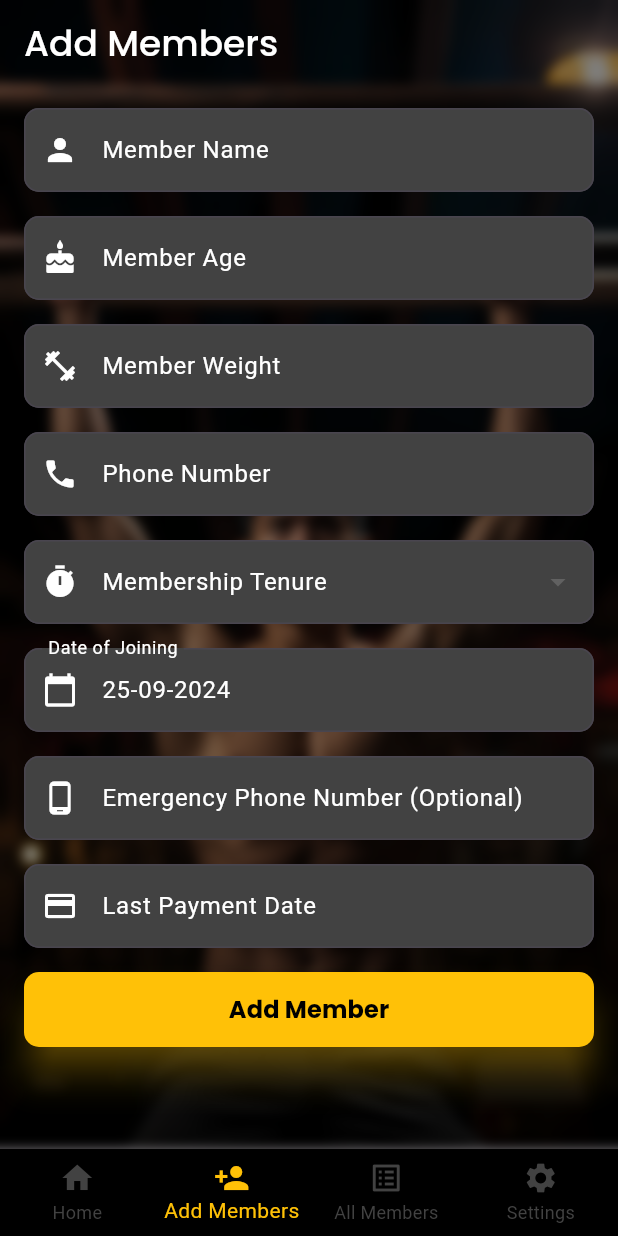
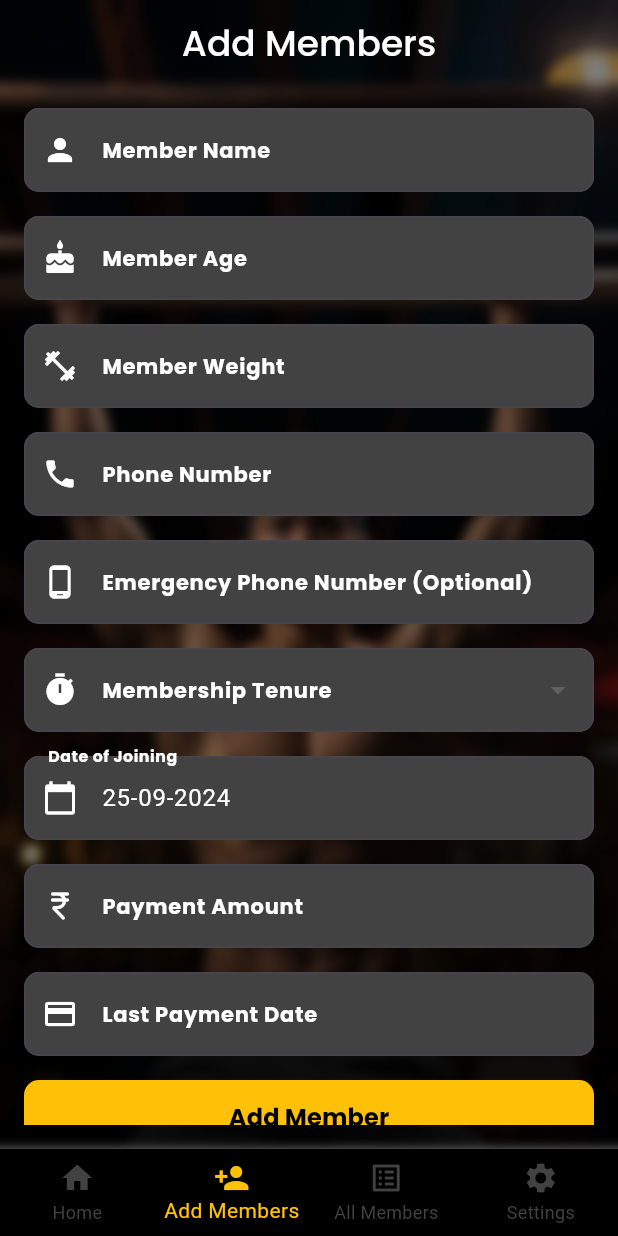
Before and after one commit to ferajofficial/gym_manager, a Flutter app: the screen it shows after launch, item 2 of the bottom bar chosen, on a phone screen of 412 x 824 dp. Run offline on Flutter 3.47's test engine with Material 3 defaults, Android fonts, the light colour scheme and no system bars; our stand-ins replace google_fonts, velocity_x.

Commit message:
💄 major UI update

```diff
--- a/lib/features/add_members/add_members.dart
+++ b/lib/features/add_members/add_members.dart
@@ -31,6 +31,7 @@ class _AddMembersViewState extends State<AddMembersView> {
   final TextEditingController _dateOfJoiningController = TextEditingController();
   final TextEditingController _emergencyPhoneController = TextEditingController();
   final TextEditingController _lastPaymentDateController = TextEditingController();
+  final TextEditingController _PaymentController = TextEditingController();
 
   String? _selectedMembershipTenure;
   DateTime? _lastPaymentDate;
@@ -49,16 +50,15 @@ class _AddMembersViewState extends State<AddMembersView> {
         context: context,
         builder: (BuildContext context) {
           return AlertDialog(
-            title: const Text('Form Submitted'),
-            content: const Text('Member added successfully!'),
-            actions: <Widget>[
-              TextButton(
-                onPressed: () {
-                  Navigator.of(context).pop();
-                },
-                child: const Text('OK'),
+            backgroundColor: Colors.grey[800],
+            title: Text(
+              'Member added successfully ✨💐',
+              style: TextStyle(
+                  fontSize: Theme.of(context).textTheme.titleMedium?.fontSize,
+                  fontFamily: GoogleFonts.poppins().fontFamily,
+                  fontWeight: FontWeight.w500,
+                  color: Colors.white),
             ),
-            ],
           );
         },
       );
@@ -95,6 +95,7 @@ class _AddMembersViewState extends State<AddMembersView> {
               fontWeight: FontWeight.w500,
               color: Colors.white),
         ),
+        centerTitle: true,
       ),
       extendBodyBehindAppBar: true,
       backgroundColor: Colors.black,
@@ -123,14 +124,21 @@ class _AddMembersViewState extends State<AddMembersView> {
               child: ListView(
                 children: [
                   // Member Name Field with Prefix Icon
-                  Padding(
-                    padding: const EdgeInsets.only(bottom: 16.0),
-                    child: TextFormField(
+                  TextFormField(
                     controller: _nameController,
                     decoration: InputDecoration(
+                      errorStyle: TextStyle(
+                          fontSize: Theme.of(context).textTheme.labelMedium?.fontSize,
+                          fontFamily: GoogleFonts.poppins().fontFamily,
+                          fontWeight: FontWeight.w700,
+                          color: Colors.amber),
                       labelText: 'Member Name',
                       prefixIcon: const Icon(Icons.person, color: Colors.white),
-                        labelStyle: const TextStyle(color: Colors.white),
+                      labelStyle: TextStyle(
+                          fontSize: Theme.of(context).textTheme.titleSmall?.fontSize,
+                          fontFamily: GoogleFonts.poppins().fontFamily,
+                          fontWeight: FontWeight.w700,
+                          color: Colors.white),
                       filled: true,
                       fillColor: Colors.grey[800],
                       border: OutlineInputBorder(
@@ -144,18 +152,24 @@ class _AddMembersViewState extends State<AddMembersView> {
                       }
                       return null;
                     },
-                    ),
-                  ),
+                  ).pOnly(bottom: 16),
 
                   // Member Age Field with Prefix Icon
-                  Padding(
-                    padding: const EdgeInsets.only(bottom: 16.0),
-                    child: TextFormField(
+                  TextFormField(
                     controller: _ageController,
                     decoration: InputDecoration(
+                      errorStyle: TextStyle(
+                          fontSize: Theme.of(context).textTheme.labelMedium?.fontSize,
+                          fontFamily: GoogleFonts.poppins().fontFamily,
+                          fontWeight: FontWeight.w700,
+                          color: Colors.amber),
                       labelText: 'Member Age',
                       prefixIcon: const Icon(Icons.cake, color: Colors.white),
-                        labelStyle: const TextStyle(color: Colors.white),
+                      labelStyle: TextStyle(
+                          fontSize: Theme.of(context).textTheme.titleSmall?.fontSize,
+                          fontFamily: GoogleFonts.poppins().fontFamily,
+                          fontWeight: FontWeight.w700,
+                          color: Colors.white),
                       filled: true,
                       fillColor: Colors.grey[800],
                       border: OutlineInputBorder(
@@ -170,18 +184,24 @@ class _AddMembersViewState extends State<AddMembersView> {
                       }
                       return null;
                     },
-                    ),
-                  ),
+                  ).pOnly(bottom: 16),
 
                   // Member Weight Field with Prefix Icon
-                  Padding(
-                    padding: const EdgeInsets.only(bottom: 16.0),
-                    child: TextFormField(
+                  TextFormField(
                     controller: _weightController,
                     decoration: InputDecoration(
+                      errorStyle: TextStyle(
+                          fontSize: Theme.of(context).textTheme.labelMedium?.fontSize,
+                          fontFamily: GoogleFonts.poppins().fontFamily,
+                          fontWeight: FontWeight.w700,
+                          color: Colors.amber),
                       labelText: 'Member Weight',
                       prefixIcon: const Icon(Icons.fitness_center, color: Colors.white),
-                        labelStyle: const TextStyle(color: Colors.white),
+                      labelStyle: TextStyle(
+                          fontSize: Theme.of(context).textTheme.titleSmall?.fontSize,
+                          fontFamily: GoogleFonts.poppins().fontFamily,
+                          fontWeight: FontWeight.w700,
+                          color: Colors.white),
                       filled: true,
                       fillColor: Colors.grey[800],
                       border: OutlineInputBorder(
@@ -196,18 +216,30 @@ class _AddMembersViewState extends State<AddMembersView> {
                       }
                       return null;
                     },
-                    ),
-                  ),
+                  ).pOnly(bottom: 16),
 
                   // Phone Number Field with Prefix Icon
-                  Padding(
-                    padding: const EdgeInsets.only(bottom: 16.0),
-                    child: TextFormField(
+                  TextFormField(
                     controller: _phoneController,
                     decoration: InputDecoration(
+                      prefixText: "+91 ",
+                      prefixStyle: TextStyle(
+                          fontSize: Theme.of(context).textTheme.labelLarge?.fontSize,
+                          fontFamily: GoogleFonts.poppins().fontFamily,
+                          fontWeight: FontWeight.w700,
+                          color: Colors.white),
+                      errorStyle: TextStyle(
+                          fontSize: Theme.of(context).textTheme.labelMedium?.fontSize,
+                          fontFamily: GoogleFonts.poppins().fontFamily,
+                          fontWeight: FontWeight.w700,
+                          color: Colors.amber),
                       labelText: 'Phone Number',
                       prefixIcon: const Icon(Icons.phone, color: Colors.white),
-                        labelStyle: const TextStyle(color: Colors.white),
+                      labelStyle: TextStyle(
+                          fontSize: Theme.of(context).textTheme.titleSmall?.fontSize,
+                          fontFamily: GoogleFonts.poppins().fontFamily,
+                          fontWeight: FontWeight.w700,
+                          color: Colors.white),
                       filled: true,
                       fillColor: Colors.grey[800],
                       border: OutlineInputBorder(
@@ -225,17 +257,53 @@ class _AddMembersViewState extends State<AddMembersView> {
                       }
                       return null;
                     },
+                  ).pOnly(bottom: 16),
+                  // Emergency Phone Number Field with Prefix Icon
+                  TextFormField(
+                    controller: _emergencyPhoneController,
+                    decoration: InputDecoration(
+                      prefixText: "+91 ",
+                      prefixStyle: TextStyle(
+                          fontSize: Theme.of(context).textTheme.labelLarge?.fontSize,
+                          fontFamily: GoogleFonts.poppins().fontFamily,
+                          fontWeight: FontWeight.w700,
+                          color: Colors.white),
+                      errorStyle: TextStyle(
+                          fontSize: Theme.of(context).textTheme.labelMedium?.fontSize,
+                          fontFamily: GoogleFonts.poppins().fontFamily,
+                          fontWeight: FontWeight.w700,
+                          color: Colors.amber),
+                      labelText: 'Emergency Phone Number (Optional)',
+                      prefixIcon: const Icon(Icons.phone_android, color: Colors.white),
+                      labelStyle: TextStyle(
+                          fontSize: Theme.of(context).textTheme.titleSmall?.fontSize,
+                          fontFamily: GoogleFonts.poppins().fontFamily,
+                          fontWeight: FontWeight.w700,
+                          color: Colors.white),
+                      filled: true,
+                      fillColor: Colors.grey[800],
+                      border: OutlineInputBorder(
+                        borderRadius: BorderRadius.circular(10),
                       ),
                     ),
-
+                    style: const TextStyle(color: Colors.white),
+                    keyboardType: TextInputType.phone,
+                  ).pOnly(bottom: 16),
                   // Membership Tenure Dropdown Field
-                  Padding(
-                    padding: const EdgeInsets.only(bottom: 16.0),
-                    child: DropdownButtonFormField<String>(
+                  DropdownButtonFormField<String>(
                     decoration: InputDecoration(
+                      errorStyle: TextStyle(
+                          fontSize: Theme.of(context).textTheme.labelMedium?.fontSize,
+                          fontFamily: GoogleFonts.poppins().fontFamily,
+                          fontWeight: FontWeight.w700,
+                          color: Colors.amber),
                       labelText: 'Membership Tenure',
                       prefixIcon: const Icon(Icons.timer, color: Colors.white),
-                        labelStyle: const TextStyle(color: Colors.white),
+                      labelStyle: TextStyle(
+                          fontSize: Theme.of(context).textTheme.titleSmall?.fontSize,
+                          fontFamily: GoogleFonts.poppins().fontFamily,
+                          fontWeight: FontWeight.w700,
+                          color: Colors.white),
                       filled: true,
                       fillColor: Colors.grey[800],
                       border: OutlineInputBorder(
@@ -261,18 +329,24 @@ class _AddMembersViewState extends State<AddMembersView> {
                       }
                       return null;
                     },
-                    ),
-                  ),
+                  ).pOnly(bottom: 16),
 
                   // Date of Joining (Non-Editable)
-                  Padding(
-                    padding: const EdgeInsets.only(bottom: 16.0),
-                    child: TextFormField(
+                  TextFormField(
                     controller: _dateOfJoiningController,
                     decoration: InputDecoration(
+                      errorStyle: TextStyle(
+                          fontSize: Theme.of(context).textTheme.labelMedium?.fontSize,
+                          fontFamily: GoogleFonts.poppins().fontFamily,
+                          fontWeight: FontWeight.w700,
+                          color: Colors.amber),
                       labelText: 'Date of Joining',
                       prefixIcon: const Icon(Icons.calendar_today, color: Colors.white),
-                        labelStyle: const TextStyle(color: Colors.white),
+                      labelStyle: TextStyle(
+                          fontSize: Theme.of(context).textTheme.titleSmall?.fontSize,
+                          fontFamily: GoogleFonts.poppins().fontFamily,
+                          fontWeight: FontWeight.w700,
+                          color: Colors.white),
                       filled: true,
                       fillColor: Colors.grey[800],
                       border: OutlineInputBorder(
@@ -281,18 +355,23 @@ class _AddMembersViewState extends State<AddMembersView> {
                     ),
                     style: const TextStyle(color: Colors.white),
                     readOnly: true, // Make the field non-editable
-                    ),
-                  ),
-
-                  // Emergency Phone Number Field with Prefix Icon
-                  Padding(
-                    padding: const EdgeInsets.only(bottom: 16.0),
-                    child: TextFormField(
-                      controller: _emergencyPhoneController,
+                  ).pOnly(bottom: 16),
+                  //Members Payment Amount
+                  TextFormField(
+                    controller: _PaymentController,
                     decoration: InputDecoration(
-                        labelText: 'Emergency Phone Number (Optional)',
-                        prefixIcon: const Icon(Icons.phone_android, color: Colors.white),
-                        labelStyle: const TextStyle(color: Colors.white),
+                      errorStyle: TextStyle(
+                          fontSize: Theme.of(context).textTheme.labelMedium?.fontSize,
+                          fontFamily: GoogleFonts.poppins().fontFamily,
+                          fontWeight: FontWeight.w700,
+                          color: Colors.amber),
+                      labelText: 'Payment Amount',
+                      prefixIcon: const Icon(Icons.currency_rupee_rounded, color: Colors.white),
+                      labelStyle: TextStyle(
+                          fontSize: Theme.of(context).textTheme.titleSmall?.fontSize,
+                          fontFamily: GoogleFonts.poppins().fontFamily,
+                          fontWeight: FontWeight.w700,
+                          color: Colors.white),
                       filled: true,
                       fillColor: Colors.grey[800],
                       border: OutlineInputBorder(
@@ -301,18 +380,29 @@ class _AddMembersViewState extends State<AddMembersView> {
                     ),
                     style: const TextStyle(color: Colors.white),
                     keyboardType: TextInputType.phone,
-                    ),
-                  ),
-
+                    validator: (value) {
+                      if (value == null) {
+                        return 'Please add amount';
+                      }
+                      return null;
+                    },
+                  ).pOnly(bottom: 16),
                   // Last Payment Date Picker with Prefix Icon
-                  Padding(
-                    padding: const EdgeInsets.only(bottom: 16.0),
-                    child: TextFormField(
+                  TextFormField(
                     controller: _lastPaymentDateController,
                     decoration: InputDecoration(
+                      errorStyle: TextStyle(
+                          fontSize: Theme.of(context).textTheme.labelMedium?.fontSize,
+                          fontFamily: GoogleFonts.poppins().fontFamily,
+                          fontWeight: FontWeight.w700,
+                          color: Colors.amber),
                       labelText: 'Last Payment Date',
                       prefixIcon: const Icon(Icons.payment, color: Colors.white),
-                        labelStyle: const TextStyle(color: Colors.white),
+                      labelStyle: TextStyle(
+                          fontSize: Theme.of(context).textTheme.titleSmall?.fontSize,
+                          fontFamily: GoogleFonts.poppins().fontFamily,
+                          fontWeight: FontWeight.w700,
+                          color: Colors.white),
                       filled: true,
                       fillColor: Colors.grey[800],
                       border: OutlineInputBorder(
@@ -322,8 +412,7 @@ class _AddMembersViewState extends State<AddMembersView> {
                     style: const TextStyle(color: Colors.white),
                     readOnly: true, // Prevent manual input
                     onTap: _pickLastPaymentDate, // Trigger the date picker on tap
-                    ),
-                  ),
+                  ).pOnly(bottom: 16),
 
                   // Submit Button
                   ElevatedButton(
--- a/lib/features/all members/all_members.dart
+++ b/lib/features/all members/all_members.dart
@@ -42,6 +42,7 @@ class _AllMembersViewState extends State<AllMembersView> {
       // extendBodyBehindAppBar: true,
       appBar: AppBar(
         backgroundColor: Colors.transparent,
+        centerTitle: true,
         title: Text(
           'All Members',
           style: TextStyle(
@@ -62,7 +63,7 @@ class _AllMembersViewState extends State<AllMembersView> {
           ),
           Positioned.fill(
             child: BackdropFilter(
-              filter: ImageFilter.blur(sigmaX: 4, sigmaY: 4),
+              filter: ImageFilter.blur(sigmaX: 2, sigmaY: 2),
               child: Container(
                 color: Colors.black.withOpacity(0.5), // Blurry overlay
               ),
@@ -89,7 +90,7 @@ class _AllMembersViewState extends State<AllMembersView> {
                       style: TextStyle(
                           fontSize: Theme.of(context).textTheme.titleMedium?.fontSize,
                           fontFamily: GoogleFonts.poppins().fontFamily,
-                          fontWeight: FontWeight.w700,
+                          fontWeight: FontWeight.w500,
                           color: Colors.white),
                     ),
                     children: [
@@ -113,8 +114,8 @@ class _AllMembersViewState extends State<AllMembersView> {
                         _isExpanded[index] = expanded;
                       });
                     },
-                  ).p8(),
-                );
+                  ),
+                ).pOnly(bottom: 6);
               },
             ),
           ),
@@ -152,7 +153,7 @@ class _AllMembersViewState extends State<AllMembersView> {
           Text(
             value,
             style: TextStyle(
-                fontSize: Theme.of(context).textTheme.labelSmall?.fontSize,
+                fontSize: Theme.of(context).textTheme.labelLarge?.fontSize,
                 fontFamily: GoogleFonts.poppins().fontFamily,
                 fontWeight: FontWeight.w500,
                 color: Colors.white),
--- a/lib/features/home/widgets/home_gridcards.dart
+++ b/lib/features/home/widgets/home_gridcards.dart
@@ -78,7 +78,9 @@ class HomeCards extends StatelessWidget {
                     shape: BoxShape.circle),
                 child: Icon(icon),
               ).h(45).w(45),
-              Text(title,
+              20.widthBox,
+              Expanded(
+                child: Text(title,
                     overflow: TextOverflow.clip,
                     style: TextStyle(
                       fontSize: Theme.of(context).textTheme.labelMedium?.fontSize,
@@ -87,6 +89,7 @@ class HomeCards extends StatelessWidget {
                       color: Colors.black,
                       // color: Colors.amber,
                     )),
+              ),
             ],
           ),
           Text('00',
```
Lines whose indentation alone changed are shown as unchanged.
